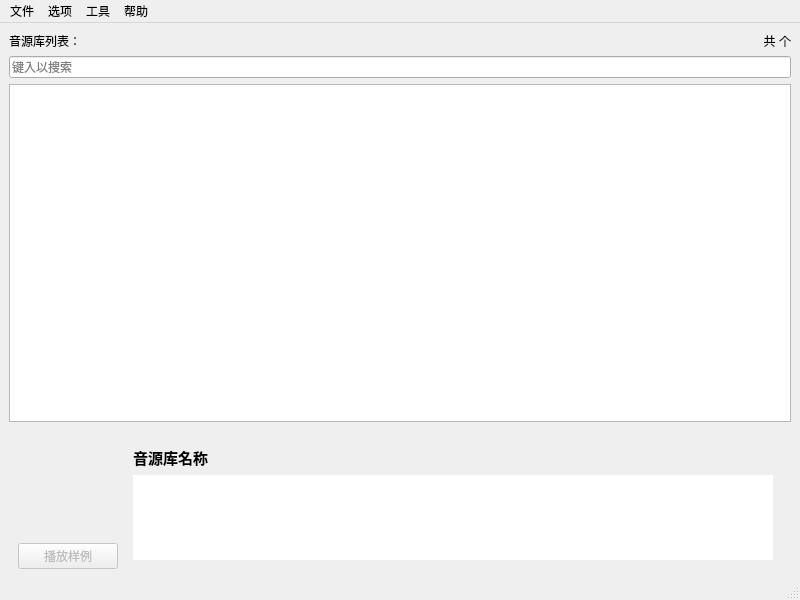
Above: VoiceBankUtils/voicebankmanagerwindow.ui from shine5402/VoicebankManager before the change. Below: the same form after it.
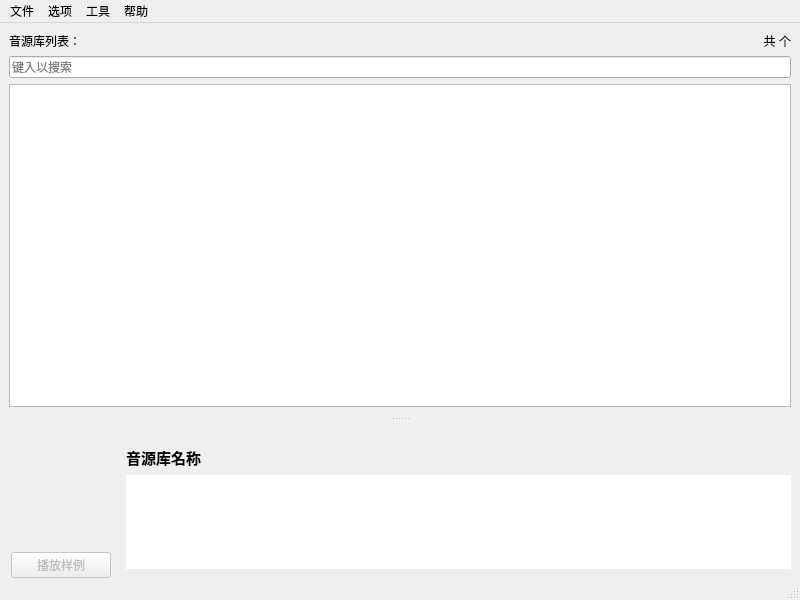
That is the form after the change.

Commit message: 音源信息现在可以调整显示大小

Patch:
```diff
--- a/VoiceBankUtils/voicebankmanagerwindow.ui
+++ b/VoiceBankUtils/voicebankmanagerwindow.ui
@@ -14,120 +14,7 @@
    <string>音源管理器</string>
   </property>
   <widget class="QWidget" name="centralwidget">
-   <layout class="QGridLayout" name="gridLayout_2" rowstretch="0,0,0,0">
-    <item row="3" column="0" colspan="2">
-     <widget class="QWidget" name="voiceBankBriefInfomationWidget" native="true">
-      <layout class="QGridLayout" name="gridLayout">
-       <property name="bottomMargin">
-        <number>0</number>
-       </property>
-       <item row="0" column="1">
-        <widget class="QWidget" name="voiceInformationWidget" native="true">
-         <property name="sizePolicy">
-          <sizepolicy hsizetype="Preferred" vsizetype="Ignored">
-           <horstretch>0</horstretch>
-           <verstretch>0</verstretch>
-          </sizepolicy>
-         </property>
-         <layout class="QVBoxLayout" name="verticalLayout_2">
-          <item>
-           <widget class="QLabel" name="voicebankNameLabel">
-            <property name="font">
-             <font>
-              <pointsize>11</pointsize>
-              <weight>75</weight>
-              <bold>true</bold>
-             </font>
-            </property>
-            <property name="text">
-             <string>音源库名称</string>
-            </property>
-            <property name="textInteractionFlags">
-             <set>Qt::LinksAccessibleByMouse|Qt::TextSelectableByMouse</set>
-            </property>
-           </widget>
-          </item>
-          <item>
-           <widget class="QTextBrowser" name="voicebankReadmeTextBrowser">
-            <property name="sizePolicy">
-             <sizepolicy hsizetype="Preferred" vsizetype="Preferred">
-              <horstretch>0</horstretch>
-              <verstretch>0</verstretch>
-             </sizepolicy>
-            </property>
-            <property name="focusPolicy">
-             <enum>Qt::ClickFocus</enum>
-            </property>
-            <property name="frameShape">
-             <enum>QFrame::NoFrame</enum>
-            </property>
-           </widget>
-          </item>
-         </layout>
-        </widget>
-       </item>
-       <item row="0" column="0">
-        <widget class="QWidget" name="voicebankIconWidget" native="true">
-         <property name="maximumSize">
-          <size>
-           <width>100</width>
-           <height>16777215</height>
-          </size>
-         </property>
-         <layout class="QVBoxLayout" name="voiceIconLayout">
-          <property name="leftMargin">
-           <number>0</number>
-          </property>
-          <property name="topMargin">
-           <number>0</number>
-          </property>
-          <property name="rightMargin">
-           <number>0</number>
-          </property>
-          <property name="bottomMargin">
-           <number>0</number>
-          </property>
-          <item>
-           <widget class="QLabel" name="voicebankImage">
-            <property name="sizePolicy">
-             <sizepolicy hsizetype="Fixed" vsizetype="Fixed">
-              <horstretch>0</horstretch>
-              <verstretch>0</verstretch>
-             </sizepolicy>
-            </property>
-            <property name="minimumSize">
-             <size>
-              <width>100</width>
-              <height>100</height>
-             </size>
-            </property>
-            <property name="maximumSize">
-             <size>
-              <width>100</width>
-              <height>100</height>
-             </size>
-            </property>
-            <property name="text">
-             <string/>
-            </property>
-           </widget>
-          </item>
-          <item>
-           <widget class="QPushButton" name="playSamplebutton">
-            <property name="enabled">
-             <bool>false</bool>
-            </property>
-            <property name="text">
-             <string>播放样例</string>
-            </property>
-           </widget>
-          </item>
-         </layout>
-        </widget>
-       </item>
-      </layout>
-     </widget>
-    </item>
+   <layout class="QGridLayout" name="gridLayout_2" rowstretch="0,0,0">
     <item row="0" column="0">
      <widget class="QLabel" name="voicebankListTitleLabel">
       <property name="text">
@@ -230,6 +117,166 @@
    <addaction name="menu_help"/>
   </widget>
   <widget class="QStatusBar" name="statusbar"/>
+  <widget class="QDockWidget" name="voiceBankBriefInfomationWidget">
+   <property name="features">
+    <set>QDockWidget::NoDockWidgetFeatures</set>
+   </property>
+   <property name="allowedAreas">
+    <set>Qt::BottomDockWidgetArea</set>
+   </property>
+   <attribute name="dockWidgetArea">
+    <number>8</number>
+   </attribute>
+   <widget class="QWidget" name="dockWidgetContents">
+    <layout class="QGridLayout" name="gridLayout">
+     <property name="leftMargin">
+      <number>11</number>
+     </property>
+     <property name="topMargin">
+      <number>5</number>
+     </property>
+     <property name="rightMargin">
+      <number>0</number>
+     </property>
+     <property name="bottomMargin">
+      <number>0</number>
+     </property>
+     <item row="0" column="0">
+      <widget class="QWidget" name="voicebankIconWidget" native="true">
+       <property name="maximumSize">
+        <size>
+         <width>100</width>
+         <height>16777215</height>
+        </size>
+       </property>
+       <layout class="QVBoxLayout" name="voiceIconLayout">
+        <property name="leftMargin">
+         <number>0</number>
+        </property>
+        <property name="topMargin">
+         <number>0</number>
+        </property>
+        <property name="rightMargin">
+         <number>0</number>
+        </property>
+        <property name="bottomMargin">
+         <number>0</number>
+        </property>
+        <item>
+         <spacer name="verticalSpacer">
+          <property name="orientation">
+           <enum>Qt::Vertical</enum>
+          </property>
+          <property name="sizeHint" stdset="0">
+           <size>
+            <width>0</width>
+            <height>0</height>
+           </size>
+          </property>
+         </spacer>
+        </item>
+        <item>
+         <widget class="QLabel" name="voicebankImage">
+          <property name="sizePolicy">
+           <sizepolicy hsizetype="Fixed" vsizetype="Fixed">
+            <horstretch>0</horstretch>
+            <verstretch>0</verstretch>
+           </sizepolicy>
+          </property>
+          <property name="minimumSize">
+           <size>
+            <width>100</width>
+            <height>100</height>
+           </size>
+          </property>
+          <property name="maximumSize">
+           <size>
+            <width>100</width>
+            <height>100</height>
+           </size>
+          </property>
+          <property name="text">
+           <string/>
+          </property>
+         </widget>
+        </item>
+        <item>
+         <widget class="QPushButton" name="playSamplebutton">
+          <property name="enabled">
+           <bool>false</bool>
+          </property>
+          <property name="text">
+           <string>播放样例</string>
+          </property>
+         </widget>
+        </item>
+        <item>
+         <spacer name="verticalSpacer_2">
+          <property name="orientation">
+           <enum>Qt::Vertical</enum>
+          </property>
+          <property name="sizeHint" stdset="0">
+           <size>
+            <width>0</width>
+            <height>0</height>
+           </size>
+          </property>
+         </spacer>
+        </item>
+       </layout>
+      </widget>
+     </item>
+     <item row="0" column="1">
+      <widget class="QWidget" name="voiceInformationWidget" native="true">
+       <property name="sizePolicy">
+        <sizepolicy hsizetype="Preferred" vsizetype="Preferred">
+         <horstretch>0</horstretch>
+         <verstretch>0</verstretch>
+        </sizepolicy>
+       </property>
+       <layout class="QVBoxLayout" name="verticalLayout_2" stretch="0,1">
+        <property name="topMargin">
+         <number>0</number>
+        </property>
+        <item>
+         <widget class="QLabel" name="voicebankNameLabel">
+          <property name="font">
+           <font>
+            <pointsize>11</pointsize>
+            <weight>75</weight>
+            <bold>true</bold>
+           </font>
+          </property>
+          <property name="text">
+           <string>音源库名称</string>
+          </property>
+          <property name="textInteractionFlags">
+           <set>Qt::LinksAccessibleByMouse|Qt::TextSelectableByMouse</set>
+          </property>
+         </widget>
+        </item>
+        <item>
+         <widget class="QTextBrowser" name="voicebankReadmeTextBrowser">
+          <property name="sizePolicy">
+           <sizepolicy hsizetype="Expanding" vsizetype="Ignored">
+            <horstretch>0</horstretch>
+            <verstretch>0</verstretch>
+           </sizepolicy>
+          </property>
+          <property name="focusPolicy">
+           <enum>Qt::ClickFocus</enum>
+          </property>
+          <property name="frameShape">
+           <enum>QFrame::NoFrame</enum>
+          </property>
+         </widget>
+        </item>
+       </layout>
+      </widget>
+     </item>
+    </layout>
+   </widget>
+  </widget>
   <action name="actionImport_VoiceBank">
    <property name="text">
     <string>导入音源库...</string>
```
Left out of the diff: 40 changed lines with no effect on the pictures. The commit also changes 1 other file.
